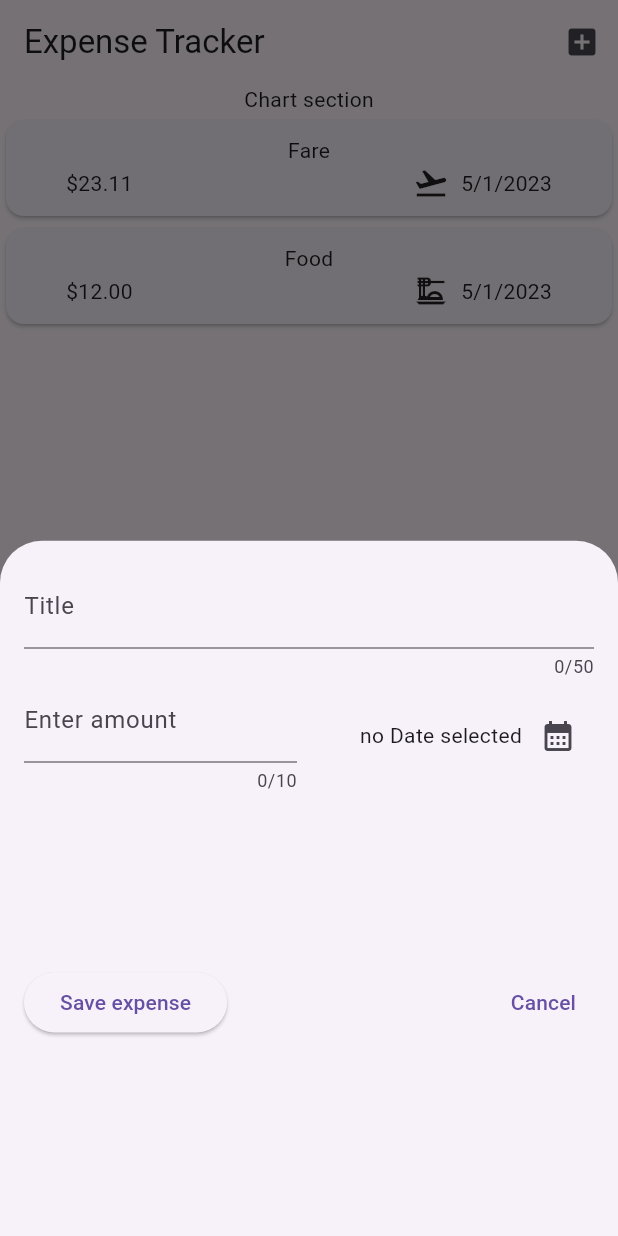
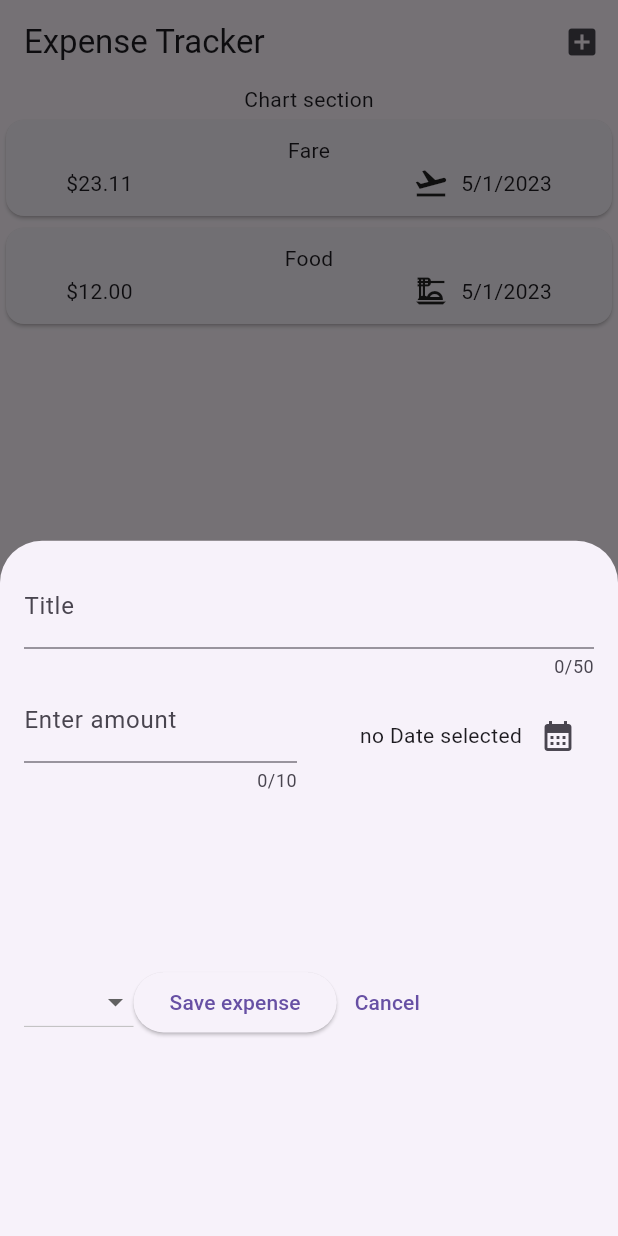
Before and after one commit to alvinwarui29/expenseTrackerFlutter, a Flutter app: the screen it shows after launch, after a tap on the "add box" icon, on a phone screen of 412 x 824 dp. Run offline on Flutter 3.47's test engine with Material 2 defaults, Android fonts, the phone set to English and light mode, and no system bars.

Commit message:
add dropdown and renamed category to categorry in model class

```diff
--- a/lib/models/expense.dart
+++ b/lib/models/expense.dart
@@ -6,13 +6,13 @@ final formatter = DateFormat.yMd();
 
 const uuid = Uuid();
 
-enum Category { Food, leisure, travel, work }
+enum Categoryy { Food, leisure, travel, work }
 
 const categoryIcons = {
-  Category.Food: Icons.dinner_dining_outlined,
-  Category.leisure: Icons.movie,
-  Category.travel: Icons.flight_takeoff_outlined,
-  Category.work: Icons.work
+  Categoryy.Food: Icons.dinner_dining_outlined,
+  Categoryy.leisure: Icons.movie,
+  Categoryy.travel: Icons.flight_takeoff_outlined,
+  Categoryy.work: Icons.work
 };
 
 class Expense {
@@ -26,7 +26,7 @@ class Expense {
   final String title;
   final double amount;
   final DateTime date;
-  final Category category;
+  final Categoryy category;
 
   String get formattedDate {
     return formatter.format(date);
--- a/lib/widgets/expenses.dart
+++ b/lib/widgets/expenses.dart
@@ -17,12 +17,12 @@ class _ExpensesState extends State<Expenses> {
         title: 'Fare',
         amount: 23.11,
         date: DateTime.now(),
-        category: Category.travel),
+        category: Categoryy.travel),
     Expense(
         title: 'Food',
         amount: 12,
         date: DateTime.now(),
-        category: Category.Food),
+        category: Categoryy.Food),
   ];
 
   void _addExpenseOverlay() {
--- a/lib/widgets/new_expense.dart
+++ b/lib/widgets/new_expense.dart
@@ -1,5 +1,7 @@
+import 'package:flutter/foundation.dart';
 import 'package:flutter/material.dart';
 import 'package:intl/intl.dart';
+import 'package:expensetracker/models/expense.dart';
 
 final formatter = DateFormat.yMd();
 
@@ -81,13 +83,24 @@ class _NewExpenseState extends State<NewExpense> {
           Expanded(
             child: Row(
               children: [
+                DropdownButton(
+                    items: Categoryy.values
+                        .map(
+                          (category) => DropdownMenuItem(
+                            value: category,
+                            child: Text(category.name),
+                          ),
+                        )
+                        .toList(),
+                    onChanged: (value) {
+                      print(value);
+                    }),
                 ElevatedButton(
                     onPressed: () {
                       print(_titleController);
                       print(_amountController);
                     },
                     child: const Text('Save expense')),
-                const Spacer(),
                 TextButton(
                     onPressed: () {
                       Navigator.pop(context);
```
